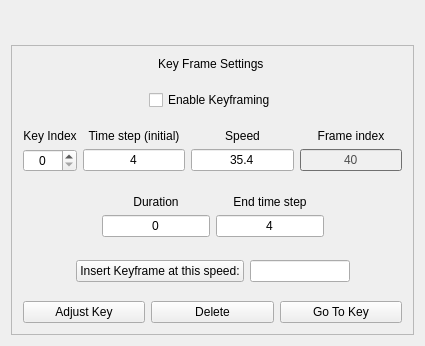
Above: apps/vaporgui/guis/ui/animationtab.ui from yyr/vapor before the change; both pictures show x 0 to 425 and y 671 to 1017 of the 425 by 1017 pixel window. Below: the same form after it.
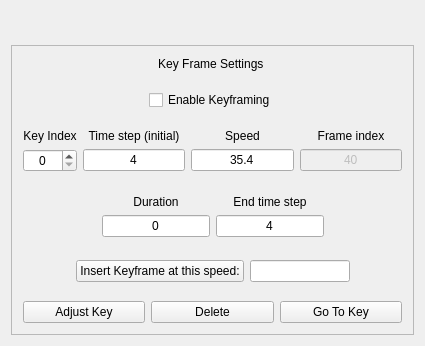
That is the form after the change. Icons and pictures are not drawn.

What changed in the file:
```diff
--- a/apps/vaporgui/guis/ui/animationtab.ui
+++ b/apps/vaporgui/guis/ui/animationtab.ui
@@ -1272,421 +1272,6 @@
               <property name="enabled">
                <bool>false</bool>
               </property>
-              <property name="palette">
-               <palette>
-                <active>
-                 <colorrole role="WindowText">
-                  <brush brushstyle="SolidPattern">
-                   <color alpha="255">
-                    <red>0</red>
-                    <green>0</green>
-                    <blue>0</blue>
-                   </color>
-                  </brush>
-                 </colorrole>
-                 <colorrole role="Button">
-                  <brush brushstyle="SolidPattern">
-                   <color alpha="255">
-                    <red>157</red>
-                    <green>157</green>
-                    <blue>157</blue>
-                   </color>
-                  </brush>
-                 </colorrole>
-                 <colorrole role="Light">
-                  <brush brushstyle="SolidPattern">
-                   <color alpha="255">
-                    <red>236</red>
-                    <green>236</green>
-                    <blue>236</blue>
-                   </color>
-                  </brush>
-                 </colorrole>
-                 <colorrole role="Midlight">
-                  <brush brushstyle="SolidPattern">
-                   <color alpha="255">
-                    <red>196</red>
-                    <green>196</green>
-                    <blue>196</blue>
-                   </color>
-                  </brush>
-                 </colorrole>
-                 <colorrole role="Dark">
-                  <brush brushstyle="SolidPattern">
-                   <color alpha="255">
-                    <red>78</red>
-                    <green>78</green>
-                    <blue>78</blue>
-                   </color>
-                  </brush>
-                 </colorrole>
-                 <colorrole role="Mid">
-                  <brush brushstyle="SolidPattern">
-                   <color alpha="255">
-                    <red>105</red>
-                    <green>105</green>
-                    <blue>105</blue>
-                   </color>
-                  </brush>
-                 </colorrole>
-                 <colorrole role="Text">
-                  <brush brushstyle="SolidPattern">
-                   <color alpha="255">
-                    <red>0</red>
-                    <green>0</green>
-                    <blue>0</blue>
-                   </color>
-                  </brush>
-                 </colorrole>
-                 <colorrole role="BrightText">
-                  <brush brushstyle="SolidPattern">
-                   <color alpha="255">
-                    <red>255</red>
-                    <green>255</green>
-                    <blue>255</blue>
-                   </color>
-                  </brush>
-                 </colorrole>
-                 <colorrole role="ButtonText">
-                  <brush brushstyle="SolidPattern">
-                   <color alpha="255">
-                    <red>0</red>
-                    <green>0</green>
-                    <blue>0</blue>
-                   </color>
-                  </brush>
-                 </colorrole>
-                 <colorrole role="Base">
-                  <brush brushstyle="SolidPattern">
-                   <color alpha="255">
-                    <red>255</red>
-                    <green>255</green>
-                    <blue>255</blue>
-                   </color>
-                  </brush>
-                 </colorrole>
-                 <colorrole role="Window">
-                  <brush brushstyle="SolidPattern">
-                   <color alpha="255">
-                    <red>157</red>
-                    <green>157</green>
-                    <blue>157</blue>
-                   </color>
-                  </brush>
-                 </colorrole>
-                 <colorrole role="Shadow">
-                  <brush brushstyle="SolidPattern">
-                   <color alpha="255">
-                    <red>0</red>
-                    <green>0</green>
-                    <blue>0</blue>
-                   </color>
-                  </brush>
-                 </colorrole>
-                 <colorrole role="AlternateBase">
-                  <brush brushstyle="SolidPattern">
-                   <color alpha="255">
-                    <red>206</red>
-                    <green>206</green>
-                    <blue>206</blue>
-                   </color>
-                  </brush>
-                 </colorrole>
-                 <colorrole role="ToolTipBase">
-                  <brush brushstyle="SolidPattern">
-                   <color alpha="255">
-                    <red>255</red>
-                    <green>255</green>
-                    <blue>220</blue>
-                   </color>
-                  </brush>
-                 </colorrole>
-                 <colorrole role="ToolTipText">
-                  <brush brushstyle="SolidPattern">
-                   <color alpha="255">
-                    <red>0</red>
-                    <green>0</green>
-                    <blue>0</blue>
-                   </color>
-                  </brush>
-                 </colorrole>
-                </active>
-                <inactive>
-                 <colorrole role="WindowText">
-                  <brush brushstyle="SolidPattern">
-                   <color alpha="255">
-                    <red>0</red>
-                    <green>0</green>
-                    <blue>0</blue>
-                   </color>
-                  </brush>
-                 </colorrole>
-                 <colorrole role="Button">
-                  <brush brushstyle="SolidPattern">
-                   <color alpha="255">
-                    <red>157</red>
-                    <green>157</green>
-                    <blue>157</blue>
-                   </color>
-                  </brush>
-                 </colorrole>
-                 <colorrole role="Light">
-                  <brush brushstyle="SolidPattern">
-                   <color alpha="255">
-                    <red>236</red>
-                    <green>236</green>
-                    <blue>236</blue>
-                   </color>
-                  </brush>
-                 </colorrole>
-                 <colorrole role="Midlight">
-                  <brush brushstyle="SolidPattern">
-                   <color alpha="255">
-                    <red>196</red>
-                    <green>196</green>
-                    <blue>196</blue>
-                   </color>
-                  </brush>
-                 </colorrole>
-                 <colorrole role="Dark">
-                  <brush brushstyle="SolidPattern">
-                   <color alpha="255">
-                    <red>78</red>
-                    <green>78</green>
-                    <blue>78</blue>
-                   </color>
-                  </brush>
-                 </colorrole>
-                 <colorrole role="Mid">
-                  <brush brushstyle="SolidPattern">
-                   <color alpha="255">
-                    <red>105</red>
-                    <green>105</green>
-                    <blue>105</blue>
-                   </color>
-                  </brush>
-                 </colorrole>
-                 <colorrole role="Text">
-                  <brush brushstyle="SolidPattern">
-                   <color alpha="255">
-                    <red>0</red>
-                    <green>0</green>
-                    <blue>0</blue>
-                   </color>
-                  </brush>
-                 </colorrole>
-                 <colorrole role="BrightText">
-                  <brush brushstyle="SolidPattern">
-                   <color alpha="255">
-                    <red>255</red>
-                    <green>255</green>
-                    <blue>255</blue>
-                   </color>
-                  </brush>
-                 </colorrole>
-                 <colorrole role="ButtonText">
-                  <brush brushstyle="SolidPattern">
-                   <color alpha="255">
-                    <red>0</red>
-                    <green>0</green>
-                    <blue>0</blue>
-                   </color>
-                  </brush>
-                 </colorrole>
-                 <colorrole role="Base">
-                  <brush brushstyle="SolidPattern">
-                   <color alpha="255">
-                    <red>255</red>
-                    <green>255</green>
-                    <blue>255</blue>
-                   </color>
-                  </brush>
-                 </colorrole>
-                 <colorrole role="Window">
-                  <brush brushstyle="SolidPattern">
-                   <color alpha="255">
-                    <red>157</red>
-                    <green>157</green>
-                    <blue>157</blue>
-                   </color>
-                  </brush>
-                 </colorrole>
-                 <colorrole role="Shadow">
-                  <brush brushstyle="SolidPattern">
-                   <color alpha="255">
-                    <red>0</red>
-                    <green>0</green>
-                    <blue>0</blue>
-                   </color>
-                  </brush>
-                 </colorrole>
-                 <colorrole role="AlternateBase">
-                  <brush brushstyle="SolidPattern">
-                   <color alpha="255">
-                    <red>206</red>
-                    <green>206</green>
-                    <blue>206</blue>
-                   </color>
-                  </brush>
-                 </colorrole>
-                 <colorrole role="ToolTipBase">
-                  <brush brushstyle="SolidPattern">
-                   <color alpha="255">
-                    <red>255</red>
-                    <green>255</green>
-                    <blue>220</blue>
-                   </color>
-                  </brush>
-                 </colorrole>
-                 <colorrole role="ToolTipText">
-                  <brush brushstyle="SolidPattern">
-                   <color alpha="255">
-                    <red>0</red>
-                    <green>0</green>
-                    <blue>0</blue>
-                   </color>
-                  </brush>
-                 </colorrole>
-                </inactive>
-                <disabled>
-                 <colorrole role="WindowText">
-                  <brush brushstyle="SolidPattern">
-                   <color alpha="255">
-                    <red>78</red>
-                    <green>78</green>
-                    <blue>78</blue>
-                   </color>
-                  </brush>
-                 </colorrole>
-                 <colorrole role="Button">
-                  <brush brushstyle="SolidPattern">
-                   <color alpha="255">
-                    <red>157</red>
-                    <green>157</green>
-                    <blue>157</blue>
-                   </color>
-                  </brush>
-                 </colorrole>
-                 <colorrole role="Light">
-                  <brush brushstyle="SolidPattern">
-                   <color alpha="255">
-                    <red>236</red>
-                    <green>236</green>
-                    <blue>236</blue>
-                   </color>
-                  </brush>
-                 </colorrole>
-                 <colorrole role="Midlight">
-                  <brush brushstyle="SolidPattern">
-                   <color alpha="255">
-                    <red>196</red>
-                    <green>196</green>
-                    <blue>196</blue>
-                   </color>
-                  </brush>
-                 </colorrole>
-                 <colorrole role="Dark">
-                  <brush brushstyle="SolidPattern">
-                   <color alpha="255">
-                    <red>78</red>
-                    <green>78</green>
-                    <blue>78</blue>
-                   </color>
-                  </brush>
-                 </colorrole>
-                 <colorrole role="Mid">
-                  <brush brushstyle="SolidPattern">
-                   <color alpha="255">
-                    <red>105</red>
-                    <green>105</green>
-                    <blue>105</blue>
-                   </color>
-                  </brush>
-                 </colorrole>
-                 <colorrole role="Text">
-                  <brush brushstyle="SolidPattern">
-                   <color alpha="255">
-                    <red>78</red>
-                    <green>78</green>
-                    <blue>78</blue>
-                   </color>
-                  </brush>
-                 </colorrole>
-                 <colorrole role="BrightText">
-                  <brush brushstyle="SolidPattern">
-                   <color alpha="255">
-                    <red>255</red>
-                    <green>255</green>
-                    <blue>255</blue>
-                   </color>
-                  </brush>
-                 </colorrole>
-                 <colorrole role="ButtonText">
-                  <brush brushstyle="SolidPattern">
-                   <color alpha="255">
-                    <red>78</red>
-                    <green>78</green>
-                    <blue>78</blue>
-                   </color>
-                  </brush>
-                 </colorrole>
-                 <colorrole role="Base">
-                  <brush brushstyle="SolidPattern">
-                   <color alpha="255">
-                    <red>240</red>
-                    <green>240</green>
-                    <blue>240</blue>
-                   </color>
-                  </brush>
-                 </colorrole>
-                 <colorrole role="Window">
-                  <brush brushstyle="SolidPattern">
-                   <color alpha="255">
-                    <red>157</red>
-                    <green>157</green>
-                    <blue>157</blue>
-                   </color>
-                  </brush>
-                 </colorrole>
-                 <colorrole role="Shadow">
-                  <brush brushstyle="SolidPattern">
-                   <color alpha="255">
-                    <red>0</red>
-                    <green>0</green>
-                    <blue>0</blue>
-                   </color>
-                  </brush>
-                 </colorrole>
-                 <colorrole role="AlternateBase">
-                  <brush brushstyle="SolidPattern">
-                   <color alpha="255">
-                    <red>157</red>
-                    <green>157</green>
-                    <blue>157</blue>
-                   </color>
-                  </brush>
-                 </colorrole>
-                 <colorrole role="ToolTipBase">
-                  <brush brushstyle="SolidPattern">
-                   <color alpha="255">
-                    <red>255</red>
-                    <green>255</green>
-                    <blue>220</blue>
-                   </color>
-                  </brush>
-                 </colorrole>
-                 <colorrole role="ToolTipText">
-                  <brush brushstyle="SolidPattern">
-                   <color alpha="255">
-                    <red>0</red>
-                    <green>0</green>
-                    <blue>0</blue>
-                   </color>
-                  </brush>
-                 </colorrole>
-                </disabled>
-               </palette>
-              </property>
               <property name="toolTip">
                <string>The frame index associated with the current key frame.  </string>
               </property>
```
